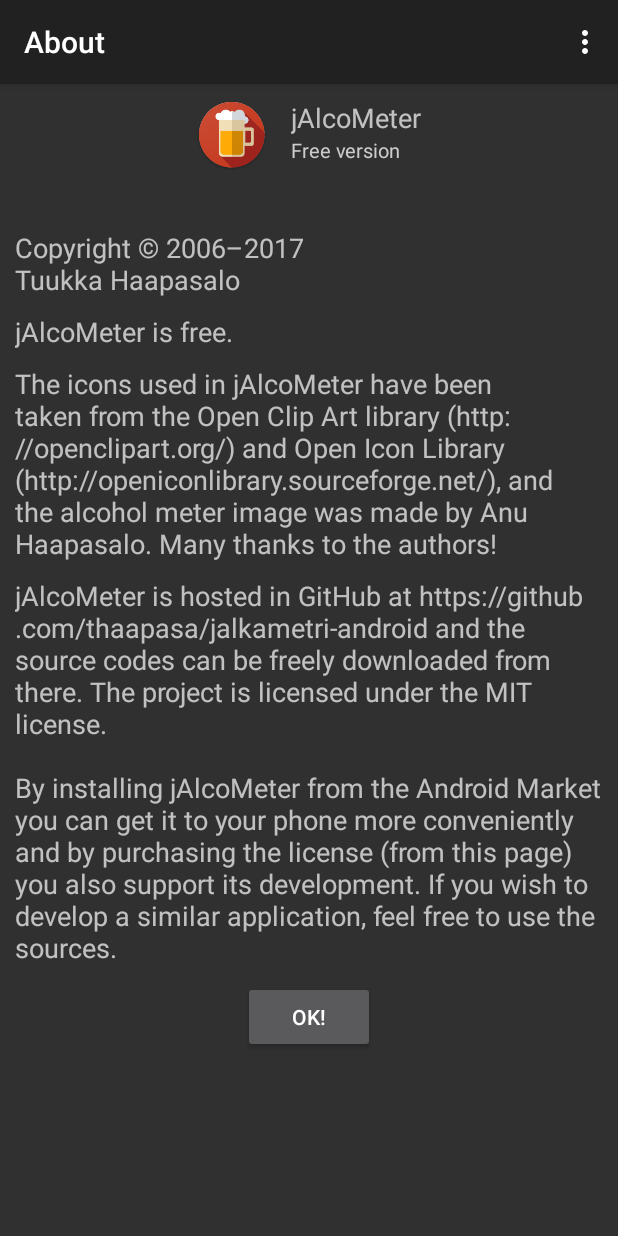
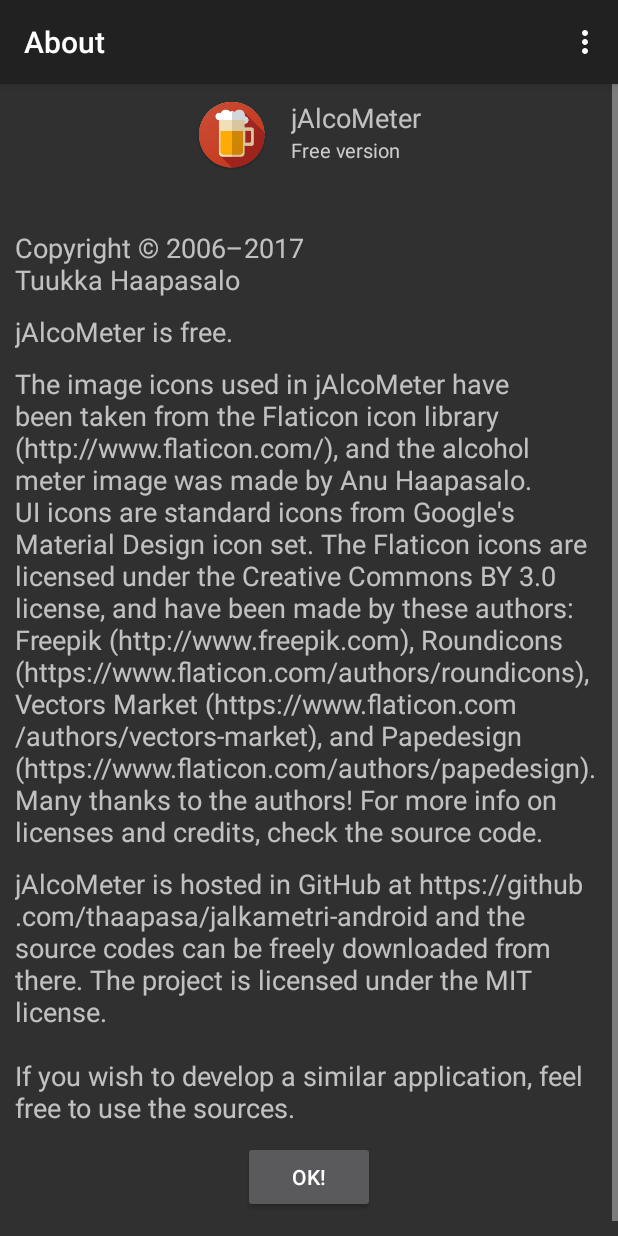
Before and after one commit to thaapasa/jalkametri-android, an Android app: the AboutActivity screen opened directly, with no data from a screen before it, on a phone screen of 412 x 824 dp. Run offline under Robolectric (Android 15) with nearby library versions, the phone set to English and light mode, and no system bars; libraries missing offline, so code that uses them is left out: net.danlew.android.

Commit message:
Update license texts, remove obsolete strings

```diff
--- a/app/src/main/res/values/strings.xml
+++ b/app/src/main/res/values/strings.xml
@@ -1,8 +1,8 @@
 <?xml version="1.0" encoding="utf-8"?>
 <resources>
     <string name="app_name">jAlcoMeter</string>
-    <string name="app_description">jAlcoMeter is a tool for monitoring your drinking habits. If you drink, use
-        jAlcoMeter!
+    <string name="app_description">jAlcoMeter is a tool for monitoring your drinking habits.
+        If you drink, use jAlcoMeter!
     </string>
 
     <string name="menu_drink">Drink!</string>
@@ -49,11 +49,11 @@
     after the use of this application. I do not make any guarantees for the preservation of the data collected by
     jAlcoMeter; after all, software bugs have been known to occur.
     \n\nI do guarantee, however, that all the data collected by jAlcoMeter stays in your phone - it is never
-    transmitted anywhere. The permissions required by the application are only used for showing the ads, and
-    for purchasing the license.
+    transmitted anywhere. The permissions required by the application are only used for storing the data backups
+    on your phone storage.
     \n\nPlease remember that the blood alcohol level shown by this application is based on calculated approximations
     that in turn are based on the values given by you, the user; and therefore may or may not be close to the actual
-    reality. I in no event guarantee that you are capable of driving a car, even if the application says that this
+    reality. In no event do I guarantee that you are capable of driving a car, even if the application says that this
     might be the case.]]></string>
     <string name="disclaimer_ok">I understand</string>
     <string name="disclaimer_what">I do not understand</string>
@@ -67,18 +67,20 @@
     <string name="about_version_licensed">
         <![CDATA[You have previously purchased a license for jAlcoMeter. Thank you for your support!]]></string>
     <string name="about_stuff">
-        <![CDATA[The icons used in jAlcoMeter have been taken from the Open Clip Art library
-        (http://openclipart.org/) and Open Icon Library (http://openiconlibrary.sourceforge.net/), and the alcohol
-        meter image was made by Anu Haapasalo. Many thanks to the authors!]]></string>
+        <![CDATA[The image icons used in jAlcoMeter have been taken from the
+        Flaticon icon library (http://www.flaticon.com/), and the alcohol meter image was made by Anu Haapasalo.
+        UI icons are standard icons from Google\'s Material Design icon set.
+        The Flaticon icons are licensed under the Creative Commons BY 3.0 license, and have been made by these authors:
+        Freepik (http://www.freepik.com),
+        Roundicons (https://www.flaticon.com/authors/roundicons),
+        Vectors Market (https://www.flaticon.com/authors/vectors-market), and
+        Papedesign (https://www.flaticon.com/authors/papedesign).
+        Many thanks to the authors! For more info on licenses and credits, check the source code.]]></string>
     <string name="about_sourcecode"><![CDATA[jAlcoMeter is hosted in GitHub at
     https://github.com/thaapasa/jalkametri-android and the source codes can be freely
     downloaded from there. The project is licensed under the MIT license.
-    \n\nBy installing jAlcoMeter from the Android Market you can get it to your phone more conveniently and by
-    purchasing the license (from this page) you also support its development. If you wish to develop a similar
-    application, feel free to use the sources.]]></string>
+    \n\nIf you wish to develop a similar application, feel free to use the sources.]]></string>
     <string name="about_ok">OK!</string>
-    <string name="about_check_license">Check license</string>
-    <string name="about_buy_license">Buy license</string>
 
     <string name="version_free">Free version</string>
     <string name="version_licensed">Licensed</string>
@@ -109,10 +111,8 @@
     <string name="confirm_default_drinks">Are you sure you want to reset the drink library to the defaults?</string>
     <string name="confirm_clear_day">Are you sure you want to delete all drinks from this day?</string>
     <string name="confirm_delete_category">Are you sure you want to delete this drink category (including all its
-        drinks)?
-    </string>
-    <string name="confirm_delete_drink">Are you sure you wish to delete this drink, alongside with all its sizes?
-    </string>
+        drinks)?</string>
+    <string name="confirm_delete_drink">Are you sure you wish to delete this drink, alongside with all its sizes?</string>
 
     <string name="unit_percent">%</string>
     <string name="unit_liter">l</string>
@@ -126,8 +126,7 @@
     <string name="drive_status_ok">You are probably able to drive.</string>
     <string name="drive_status_maybe">You may be able to drive. You may be sober after %1$s (at %2$s).</string>
     <string name="drive_status_no">You are definitely not in any condition to drive a car! You may be able to drive
-        after %1$s (at %2$s), and you may be sober after %3$s (at %4$s).
-    </string>
+        after %1$s (at %2$s), and you may be sober after %3$s (at %4$s).</string>
 
     <string name="ok">OK</string>
     <string name="cancel">Cancel</string>
@@ -195,14 +194,6 @@
         values used in several countries. One standard drink is regarded as one portion in jAlcoMeter.
     </string>
     <string name="prefs_recalculating_portions">Recalculating portions in the history database, please wait…</string>
-
-    <string name="prefs_part_ads">Ads</string>
-    <string name="prefs_ads">Show ads</string>
-    <string name="prefs_ads_info_free">You can disable ads once you have purchased the jAlcoMeter license. The license
-        price is 1.43 €.
-    </string>
-    <string name="prefs_ads_info_licensed">You can select whether to show ads from here.</string>
-    <string name="prefs_buy_license">Buy the license</string>
 
     <string name="prefs_part_backup_data">Data backup</string>
     <string name="prefs_backup_info">You can backup jAlcoMeter data, and restore them later on. You can, for example,
```
Also changed, not shown: 1 other file.
